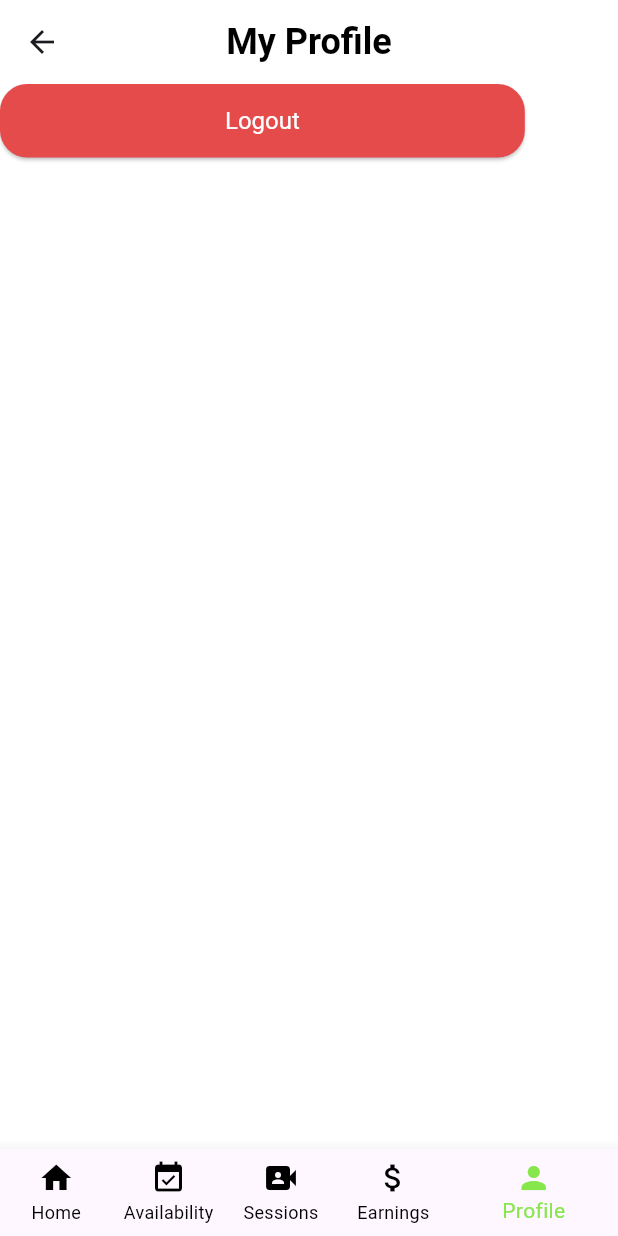
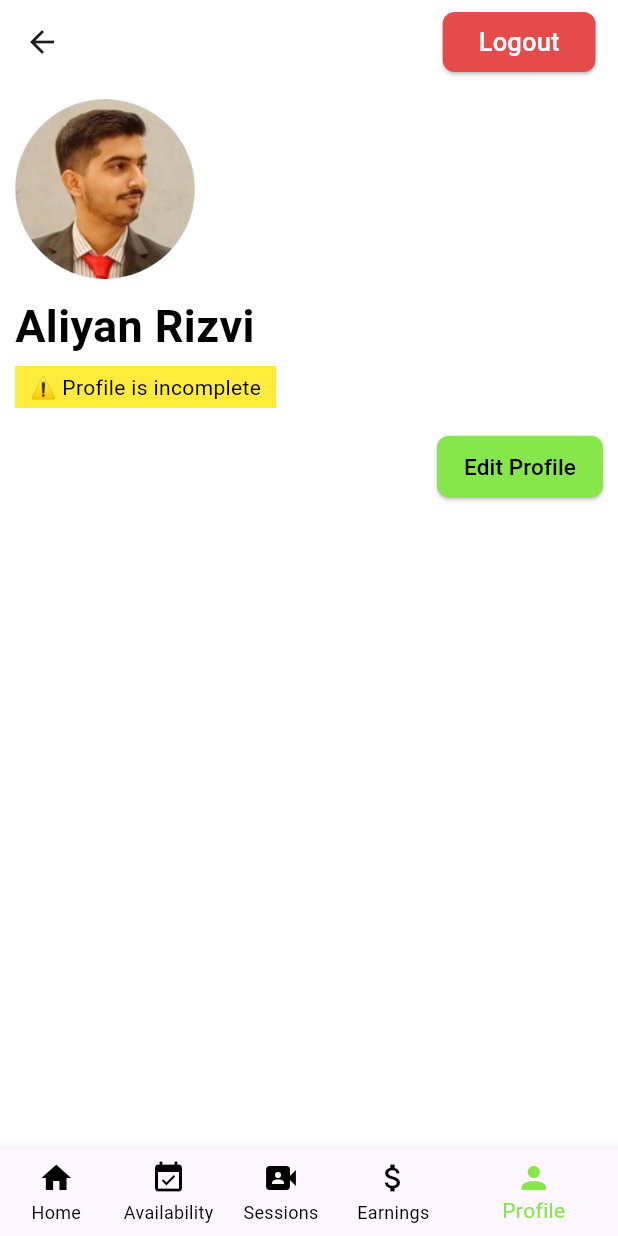
Before and after one commit to ahmedabbas8811/TutorNowApp, a Flutter app: the screen it shows once a user with an empty profile is signed in, item 5 of the bottom bar chosen, on a phone screen of 412 x 824 dp. Run offline on Flutter 3.47's test engine with Material 3 defaults, Android fonts, the phone set to English and light mode, and no system bars; our stand-ins replace file_picker, form_validator, get, get_storage, image_picker, permission_handler and 1 more; accounts and stored records are empty.

Commit message:
Made Changes in person screen and completed EditScreen

```diff
--- a/lib/personscreen.dart
+++ b/lib/personscreen.dart
@@ -1,11 +1,9 @@
 import 'package:flutter/material.dart';
 import 'package:get/get.dart';
-import 'package:get/get_core/src/get_main.dart';
-import 'package:newifchaly/availabilityscreen.dart';
-import 'package:newifchaly/earningscreen.dart';
-import 'package:newifchaly/profile_screen.dart';
+import 'package:newifchaly/admin/views/editprofile_screen.dart';
 import 'package:newifchaly/services/supabase_service.dart';
-import 'package:newifchaly/sessionscreen.dart';
+import 'earningscreen.dart';
+
 
 class PersonScreen extends StatefulWidget {
   @override
@@ -19,40 +17,6 @@ class _PersonScreenState extends State<PersonScreen> {
     setState(() {
       _selectedIndex = index;
     });
-
-    // Navigate to different screens based on index
-    switch (index) {
-      case 0:
-        Navigator.push(
-          context,
-          MaterialPageRoute(builder: (context) => ProfileScreen()),
-        );
-        break;
-      case 1:
-        Navigator.push(
-          context,
-          MaterialPageRoute(builder: (context) => AvailabilityScreen()),
-        );
-        break;
-      case 2:
-        Navigator.push(
-          context,
-          MaterialPageRoute(builder: (context) => SessionsScreen()),
-        );
-        break;
-      case 3:
-        Navigator.push(
-          context,
-          MaterialPageRoute(builder: (context) => EarningsScreen()),
-        );
-        break;
-      case 4:
-        Navigator.push(
-          context,
-          MaterialPageRoute(builder: (context) => PersonScreen()),
-        );
-        break;
-    }
   }
 
   @override
@@ -60,44 +24,95 @@ class _PersonScreenState extends State<PersonScreen> {
     return Scaffold(
       backgroundColor: Colors.white,
       appBar: AppBar(
-        centerTitle: true,
-        backgroundColor: Colors.white,
+        backgroundColor: Colors.transparent,
         elevation: 0,
-        title: const Text(
-          'My Profile',
-          style: TextStyle(
-            color: Colors.black,
-            fontSize: 24,
-            fontWeight: FontWeight.bold,
+        actions: [
+          Padding(
+            padding: const EdgeInsets.only(right: 15.0),
+            child: ElevatedButton(
+              onPressed: () {
+                Get.find<SupabaseService>().logout();
+              },
+              style: ElevatedButton.styleFrom(
+                backgroundColor: const Color(0xffe64b4b),
+                shape: RoundedRectangleBorder(
+                  borderRadius: BorderRadius.circular(8),
+                ),
+              ),
+              child: const Text(
+                'Logout',
+                style: TextStyle(color: Colors.white,fontSize: 17),
               ),
             ),
           ),
-      body: Row(
-        mainAxisAlignment: MainAxisAlignment.start,
+        ],
+      ),
+      body: SingleChildScrollView(
+        child: Padding(
+          padding: const EdgeInsets.symmetric(horizontal: 10.0),
+          child: Column(
+            crossAxisAlignment: CrossAxisAlignment.start,
+            children: [
+              // Profile Image
+              const SizedBox(height: 10),
+              const CircleAvatar(
+                radius: 60,
+                backgroundImage: AssetImage('assets/profile.jpg'),
+              ),
+              const SizedBox(height: 10),
+              // Profile Name
+              const Text(
+                'Aliyan Rizvi',
+                style: TextStyle(
+                  fontSize: 30,
+                  fontWeight: FontWeight.bold,
+                  color: Colors.black,
+                ),
+              ),
+              const SizedBox(height: 5), // Reduced space
+              // Profile Incomplete Tag
+              Container(
+                padding: const EdgeInsets.symmetric(
+                    horizontal: 10, vertical: 4), // Inner padding
+                color: Colors.yellow,
+                child: const Text(
+                  '⚠ Profile is incomplete',
+                  style: TextStyle(
+                    fontSize: 14,
+                    color: Colors.black,
+                  ),
+                ),
+              ),
+              const SizedBox(height: 15),
+              // Edit Profile Button
+              Row(
+                mainAxisAlignment: MainAxisAlignment.end,
                 children: [
                   ElevatedButton(
                     onPressed: () {
-              // Call the logout method from SupabaseService
-              Get.find<SupabaseService>().logout();
+                      Navigator.push(
+                    context,
+                    MaterialPageRoute(builder: (context) => EditProfileScreen()),
+                  ); // Action for Edit Profile
                     },
                     style: ElevatedButton.styleFrom(
-
-
+                      backgroundColor: const Color(0xff87e64c),
+                      shape: RoundedRectangleBorder(
+                        borderRadius: BorderRadius.circular(8),
+                      ),
                       padding: const EdgeInsets.symmetric(
-                horizontal: 150,
-                vertical: 15,
+                          horizontal: 18, vertical: 10),
                     ),
-              shape: RoundedRectangleBorder(
-                borderRadius: BorderRadius.circular(18)
+                    child: const Text(
+                      'Edit Profile',
+                      style: TextStyle(color: Colors.black,fontSize: 15),
                     ),
-              textStyle: const TextStyle(
-                fontSize: 16,
-              ),
-              backgroundColor:const  Color(0xffe64b4b), // Button color
-            ),
-            child: const Text('Logout',style: TextStyle(color: Colors.white),),
                   ),
                 ],
+              ),
+            ],
+          ),
+        ),
       ),
       bottomNavigationBar: BottomNavigationBar(
         currentIndex: _selectedIndex,
--- a/pubspec.yaml
+++ b/pubspec.yaml
@@ -71,6 +71,7 @@ flutter:
   assets:
     - assets/ali.png
     - assets/Ellipse 1.png
+    - assets/profile.jpg
 
 
   # An image asset can refer to one or more resolution-specific "variants", see
```
Also changed, not shown: lib/admin/views/editprofile_screen.dart (added, +224 -0 lines), assets/profile.jpg (added), pubspec.lock. Lines whose indentation alone changed are shown as unchanged.
